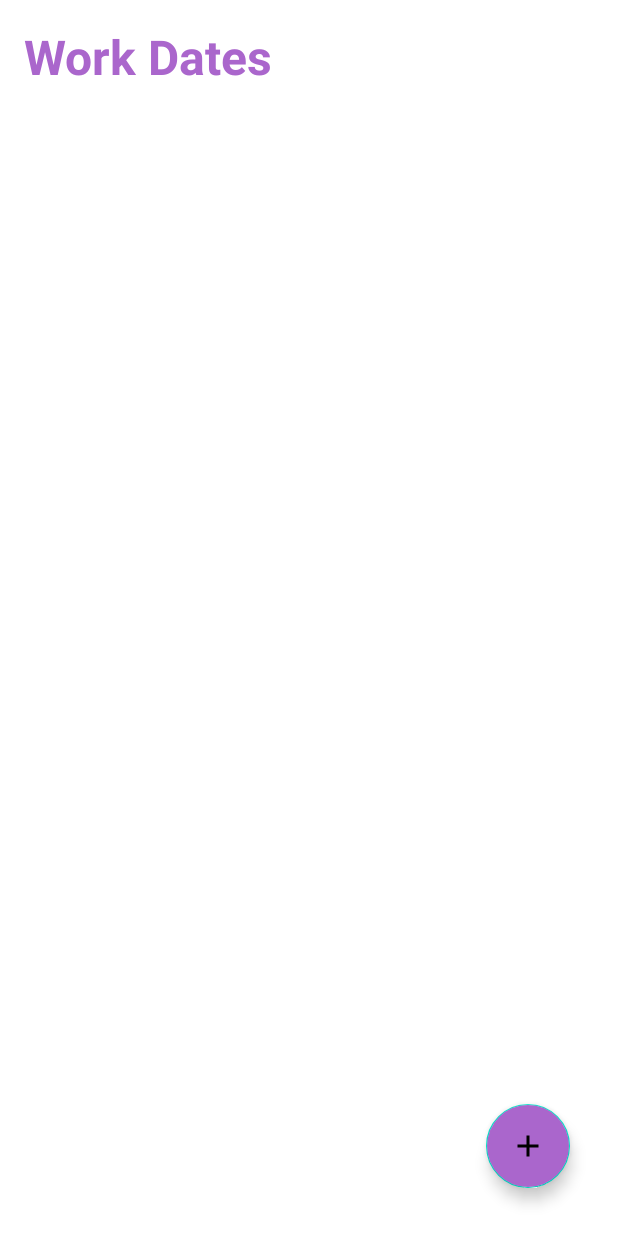
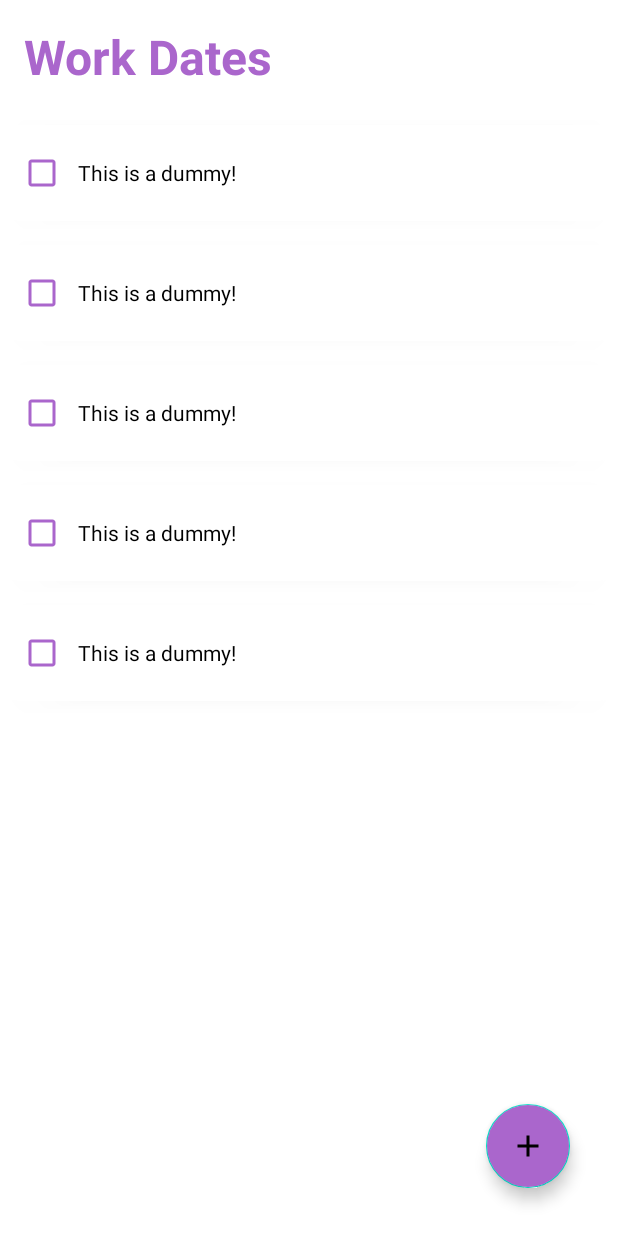
Before and after one commit to georgi-ivanov19/workdays_tracker, an Android app: the screen it shows after launch (MainActivity), on a phone screen of 412 x 824 dp. Run offline under Robolectric (Android 15) with nearby library versions, the phone set to English and light mode, and no system bars.

Commit message:
added dummy values to test the app and changed the status bar colour to match app color

```diff
--- a/app/src/main/java/com/example/workdaystracker/Adapter/DateAdapter.java
+++ b/app/src/main/java/com/example/workdaystracker/Adapter/DateAdapter.java
@@ -41,6 +41,11 @@ public class DateAdapter extends RecyclerView.Adapter<DateAdapter.ViewHolder> {
         return number!=0;
     }
 
+    public void setDate(List<DateModel> datesList){
+        this.dateList = datesList;
+        notifyDataSetChanged();
+    }
+
     public static class ViewHolder extends RecyclerView.ViewHolder{
         CheckBox date;
         ViewHolder(View view){
--- a/app/src/main/java/com/example/workdaystracker/MainActivity.java
+++ b/app/src/main/java/com/example/workdaystracker/MainActivity.java
@@ -6,10 +6,18 @@ import androidx.recyclerview.widget.RecyclerView;
 
 import android.os.Bundle;
 
+import com.example.workdaystracker.Adapter.DateAdapter;
+import com.example.workdaystracker.Model.DateModel;
+
+import java.util.ArrayList;
+import java.util.List;
+
 public class MainActivity extends AppCompatActivity {
 
     private RecyclerView datesRecyclerView;
+    private DateAdapter datesAdapter;
 
+    private List<DateModel> datesList;
 
     @Override
     protected void onCreate(Bundle savedInstanceState) {
@@ -17,8 +25,25 @@ public class MainActivity extends AppCompatActivity {
         setContentView(R.layout.activity_main);
         getSupportActionBar().hide();
 
+        datesList = new ArrayList<DateModel>();
+
         datesRecyclerView=findViewById(R.id.datesRecyclerView);
         datesRecyclerView.setLayoutManager(new LinearLayoutManager(this));
+        datesAdapter = new DateAdapter(this);
+        datesRecyclerView.setAdapter(datesAdapter);
 
+        //dummy value for test
+        DateModel dummy = new DateModel();
+        dummy.setDate("This is a dummy!");
+        dummy.setStatus(0);
+        dummy.setId(1);
+
+        datesList.add(dummy);
+        datesList.add(dummy);
+        datesList.add(dummy);
+        datesList.add(dummy);
+        datesList.add(dummy);
+
+        datesAdapter.setDate(datesList);
     }
 }
--- a/app/src/main/res/values-night/themes.xml
+++ b/app/src/main/res/values-night/themes.xml
@@ -2,8 +2,8 @@
     <!-- Base application theme. -->
     <style name="Theme.WorkDaysTracker" parent="Theme.MaterialComponents.DayNight.DarkActionBar">
         <!-- Primary brand color. -->
-        <item name="colorPrimary">@color/purple_200</item>
-        <item name="colorPrimaryVariant">@color/purple_700</item>
+        <item name="colorPrimary">@android:color/holo_purple</item>
+        <item name="colorPrimaryVariant">@android:color/holo_purple</item>
         <item name="colorOnPrimary">@color/black</item>
         <!-- Secondary brand color. -->
         <item name="colorSecondary">@color/teal_200</item>
--- a/app/src/main/res/values/themes.xml
+++ b/app/src/main/res/values/themes.xml
@@ -2,8 +2,8 @@
     <!-- Base application theme. -->
     <style name="Theme.WorkDaysTracker" parent="Theme.MaterialComponents.DayNight.DarkActionBar">
         <!-- Primary brand color. -->
-        <item name="colorPrimary">@color/purple_500</item>
-        <item name="colorPrimaryVariant">@color/purple_700</item>
+        <item name="colorPrimary">@android:color/holo_purple</item>
+        <item name="colorPrimaryVariant">@android:color/holo_purple</item>
         <item name="colorOnPrimary">@color/white</item>
         <!-- Secondary brand color. -->
         <item name="colorSecondary">@color/teal_200</item>
@@ -12,5 +12,6 @@
         <!-- Status bar color. -->
         <item name="android:statusBarColor" tools:targetApi="l">?attr/colorPrimaryVariant</item>
         <!-- Customize your theme here. -->
+        <item name="colorAccent">@android:color/white</item>
     </style>
 </resources>
```
